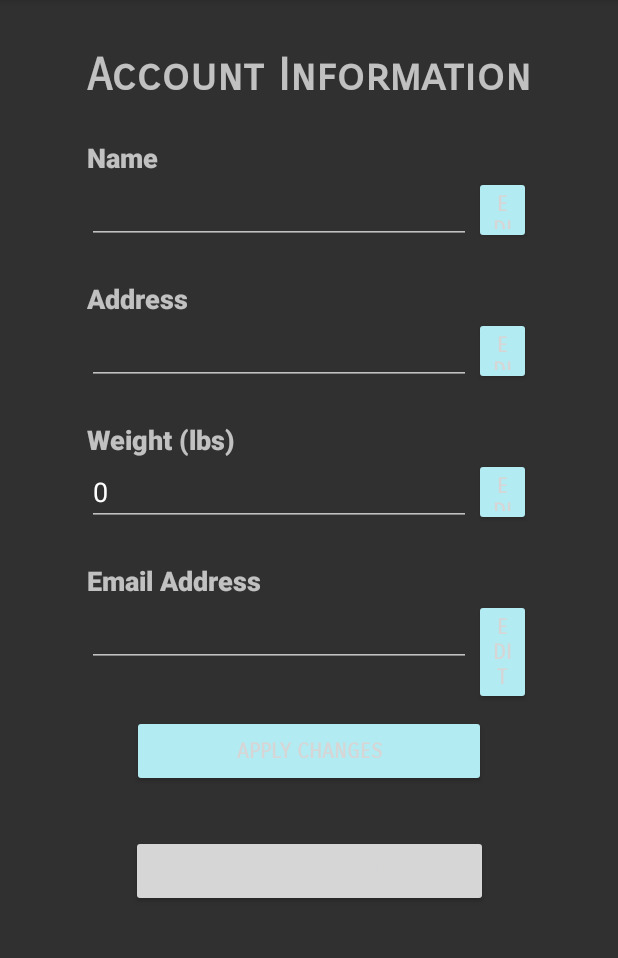
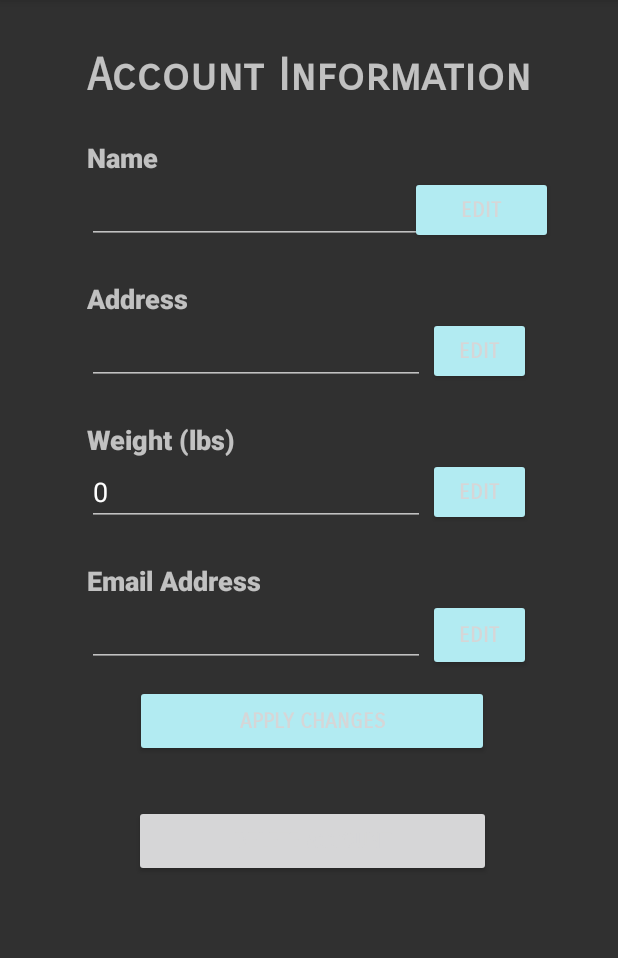
Before and after one commit to RBhuyan/DrinkTracker, an Android app: the fragment AnalyticsFragment placed in its activity, in the options menu, after a tap on "User Settings", on a phone screen of 412 x 824 dp, the part 84-1042 px from its top. Run offline under Robolectric (Android 15) with nearby library versions, the phone set to English and light mode, and no system bars; our stand-ins replace Firebase (no records; nobody signed in at launch, a user with empty details on screens opened directly); Roboto replaces fonts that are not available here; 9 statements that could not run were skipped.

Commit message:
Created the accessor function to get the user's current location

```diff
--- a/app/build.gradle
+++ b/app/build.gradle
@@ -41,6 +41,5 @@ dependencies {
     androidTestImplementation 'com.android.support.test:runner:1.0.2'
     androidTestImplementation 'com.android.support.test.espresso:espresso-core:3.0.2'
     implementation 'com.uber.sdk:rides-android:0.5.3'
-    implementation 'com.google.android.material:material:1.0.0'
 }
 apply plugin: 'com.google.gms.google-services'
--- a/app/src/main/java/edu/usf/drinktracker/drinktracker/AnalyticsFragment.java
+++ b/app/src/main/java/edu/usf/drinktracker/drinktracker/AnalyticsFragment.java
@@ -5,16 +5,20 @@ Will contain whatever analytic function we invoke to show your drinking history
 package edu.usf.drinktracker.drinktracker;
 
 import android.content.Context;
+import android.location.Location;
 import android.net.Uri;
 import android.os.Bundle;
 import android.support.v4.app.Fragment;
 import android.view.LayoutInflater;
 import android.view.View;
 import android.view.ViewGroup;
+import android.widget.Button;
+import android.widget.TextView;
 
 
 public class AnalyticsFragment extends Fragment {
-
+    TextView testTxt;
+    Button testBttn;
     public static AnalyticsFragment newInstance() {
         AnalyticsFragment fragment = new AnalyticsFragment();
         return fragment;
@@ -31,4 +35,9 @@ public class AnalyticsFragment extends Fragment {
         return inflater.inflate(R.layout.fragment_analytics, container, false);
     }
 
+    @Override
+    public void onViewCreated(View view, Bundle savedInstanceState) {
+        super.onViewCreated(view, savedInstanceState);
+    }
+
 }
--- a/app/src/main/java/edu/usf/drinktracker/drinktracker/DrinkSessionFragment.java
+++ b/app/src/main/java/edu/usf/drinktracker/drinktracker/DrinkSessionFragment.java
@@ -147,8 +147,9 @@ public class DrinkSessionFragment extends Fragment {
                         else
                             inSession = map.get("InSession").equals("True")?"True":"False";
 
+                        //ValueEventListener because we need to update the drinkd every time
                         DatabaseReference  drinkRef = FirebaseDatabase.getInstance().getReference().child("drinks");
-                        drinkRef.addListenerForSingleValueEvent(new ValueEventListener() { //HERE
+                        drinkRef.addValueEventListener(new ValueEventListener() { //HERE
                             @Override
                             public void onDataChange(@NonNull DataSnapshot dataSnapshot) {
                                 drinkList = new ArrayList<>();
--- a/app/src/main/java/edu/usf/drinktracker/drinktracker/Home.java
+++ b/app/src/main/java/edu/usf/drinktracker/drinktracker/Home.java
@@ -19,11 +19,15 @@ reached through an accessor method, in this case the accessor method being a fra
 package edu.usf.drinktracker.drinktracker;
 
 import android.content.Intent;
+import android.content.pm.PackageManager;
+import android.location.Location;
 import android.os.Bundle;
 import android.support.annotation.NonNull;
 import android.support.design.widget.BottomNavigationView;
+import android.support.v4.app.ActivityCompat;
 import android.support.v4.app.Fragment;
 import android.support.v4.app.FragmentTransaction;
+import android.support.v4.content.ContextCompat;
 import android.support.v7.app.AppCompatActivity;
 import android.util.Log;
 import android.view.Menu;
@@ -31,7 +35,16 @@ import android.view.MenuInflater;
 import android.view.MenuItem;
 import android.view.View;
 import android.widget.TextView;
+import android.widget.Toast;
 
+import com.google.android.gms.location.FusedLocationProviderClient;
+import com.google.android.gms.location.LocationServices;
+import com.google.android.gms.maps.CameraUpdateFactory;
+import com.google.android.gms.maps.model.LatLng;
+import com.google.android.gms.maps.model.MarkerOptions;
+import com.google.android.gms.tasks.OnCompleteListener;
+import com.google.android.gms.tasks.OnSuccessListener;
+import com.google.android.gms.tasks.Task;
 import com.google.firebase.auth.FirebaseAuth;
 
 import com.google.firebase.auth.FirebaseUser;
@@ -54,6 +67,11 @@ public class Home extends AppCompatActivity {
     String userID;
     public static String homeInSession;
     int sessionNumber;
+    private FusedLocationProviderClient mFusedLocationProviderClient;
+    private static final int PERMISSIONS_REQUEST_ACCESS_FINE_LOCATION = 1;
+    private boolean mLocationPermissionGranted;
+    Location mLastKnownLocation;
+    private FusedLocationProviderClient fusedLocationClient;
 
     private BottomNavigationView.OnNavigationItemSelectedListener mOnNavigationItemSelectedListener
             = new BottomNavigationView.OnNavigationItemSelectedListener() {
@@ -90,6 +108,8 @@ public class Home extends AppCompatActivity {
         super.onCreate(savedInstanceState);
         setContentView(R.layout.activity_home);
 
+        fusedLocationClient = LocationServices.getFusedLocationProviderClient(this);
+
         toolbar = (android.support.v7.widget.Toolbar) findViewById(R.id.my_toolbar);
         setSupportActionBar(toolbar);
 
@@ -119,6 +139,11 @@ public class Home extends AppCompatActivity {
 
         auth = FirebaseAuth.getInstance();
         userID = auth.getUid();
+
+        //Location services
+        mFusedLocationProviderClient = LocationServices.getFusedLocationProviderClient(this);
+
+
 
         mTextMessage = (TextView) findViewById(R.id.message);
         BottomNavigationView navigation = (BottomNavigationView) findViewById(R.id.navigation);
@@ -185,4 +210,29 @@ public class Home extends AppCompatActivity {
     public Drink getDrink(){
         return drink;
     }
+
+    public Location updateLocation() {
+
+        if (ContextCompat.checkSelfPermission(this.getApplicationContext(),
+                android.Manifest.permission.ACCESS_FINE_LOCATION)
+                == PackageManager.PERMISSION_GRANTED) {
+            mLocationPermissionGranted = true;
+        } else {
+            ActivityCompat.requestPermissions(this,
+                    new String[]{android.Manifest.permission.ACCESS_FINE_LOCATION},
+                    PERMISSIONS_REQUEST_ACCESS_FINE_LOCATION);
+        }
+
+        fusedLocationClient.getLastLocation()
+                .addOnSuccessListener(this, new OnSuccessListener<Location>() {
+                    @Override
+                    public void onSuccess(Location location) {
+                        // Got last known location. In some rare situations this can be null.
+                        if (location != null) {
+                            mLastKnownLocation = location;
+                        }
+                    }
+                });
+    return mLastKnownLocation;
+    }
 }
--- a/app/src/main/java/edu/usf/drinktracker/drinktracker/UserSettings.java
+++ b/app/src/main/java/edu/usf/drinktracker/drinktracker/UserSettings.java
@@ -1,5 +1,6 @@
 package edu.usf.drinktracker.drinktracker;
 
+import android.location.Location;
 import android.support.v7.app.AppCompatActivity;
 import android.os.Bundle;
 import android.view.Menu;
--- a/app/src/main/res/layout/activity_user_settings.xml
+++ b/app/src/main/res/layout/activity_user_settings.xml
@@ -75,7 +75,7 @@
         android:layout_width="236dp"
         android:layout_height="wrap_content"
         android:layout_marginStart="8dp"
-        android:layout_marginTop="32dp"
+        android:layout_marginTop="12dp"
         android:layout_marginEnd="8dp"
         android:fontFamily="sans-serif-smallcaps"
         android:text="Apply Changes"
@@ -83,6 +83,7 @@
         android:textColor="@color/uber_black"
         android:textStyle="bold"
         app:layout_constraintEnd_toEndOf="@+id/change_email_bttn"
+        app:layout_constraintHorizontal_bias="0.539"
         app:layout_constraintStart_toStartOf="@+id/new_email_txt"
         app:layout_constraintTop_toBottomOf="@+id/new_email_txt" />
 
@@ -105,7 +106,7 @@
 
     <EditText
         android:id="@+id/new_name_txt"
-        android:layout_width="256dp"
+        android:layout_width="227dp"
         android:layout_height="45dp"
         android:clickable="false"
         android:cursorVisible="false"
@@ -133,7 +134,7 @@
 
     <EditText
         android:id="@+id/new_address_txt"
-        android:layout_width="0dp"
+        android:layout_width="225dp"
         android:layout_height="45dp"
         android:clickable="false"
         android:cursorVisible="false"
@@ -182,7 +183,7 @@
     <Button
         android:id="@+id/change_name_bttn"
         style="@style/Widget.AppCompat.Button.Colored"
-        android:layout_width="0dp"
+        android:layout_width="95dp"
         android:layout_height="45dp"
         android:layout_marginStart="2dp"
         android:fontFamily="sans-serif-smallcaps"
```
Also changed, not shown: app/src/main/java/edu/usf/drinktracker/drinktracker/Locater.java (+13 -9 lines), app/src/main/res/layout/fragment_analytics.xml (+18 -0 lines), 1 other file.
